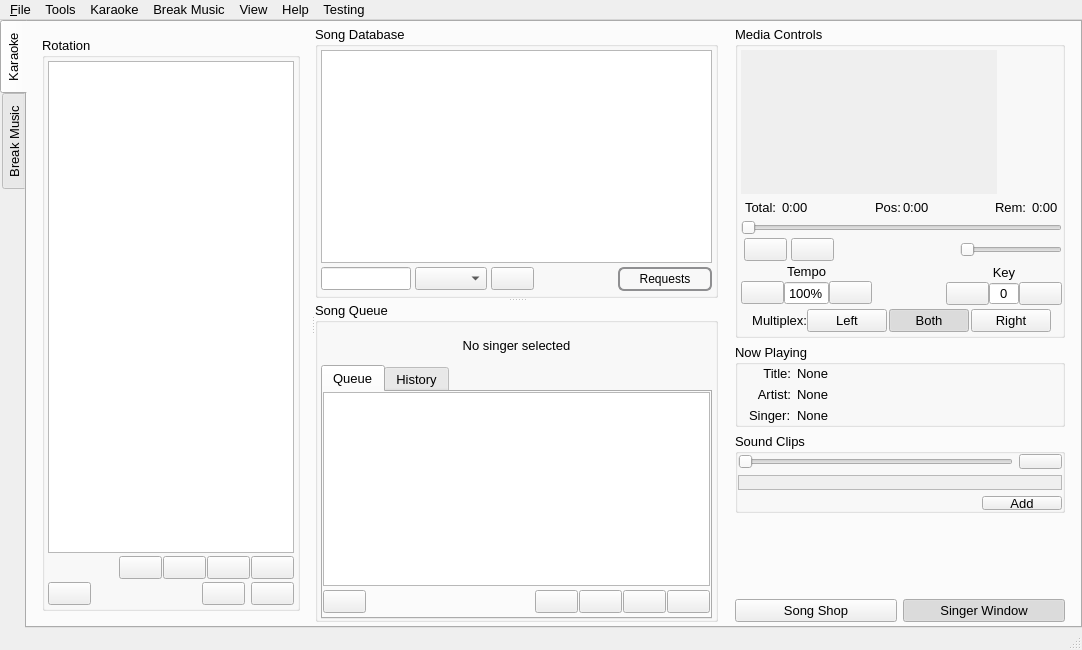
Above: src/mainwindow.ui from OpenKJ/OpenKJ before the change. Below: the same form after it.
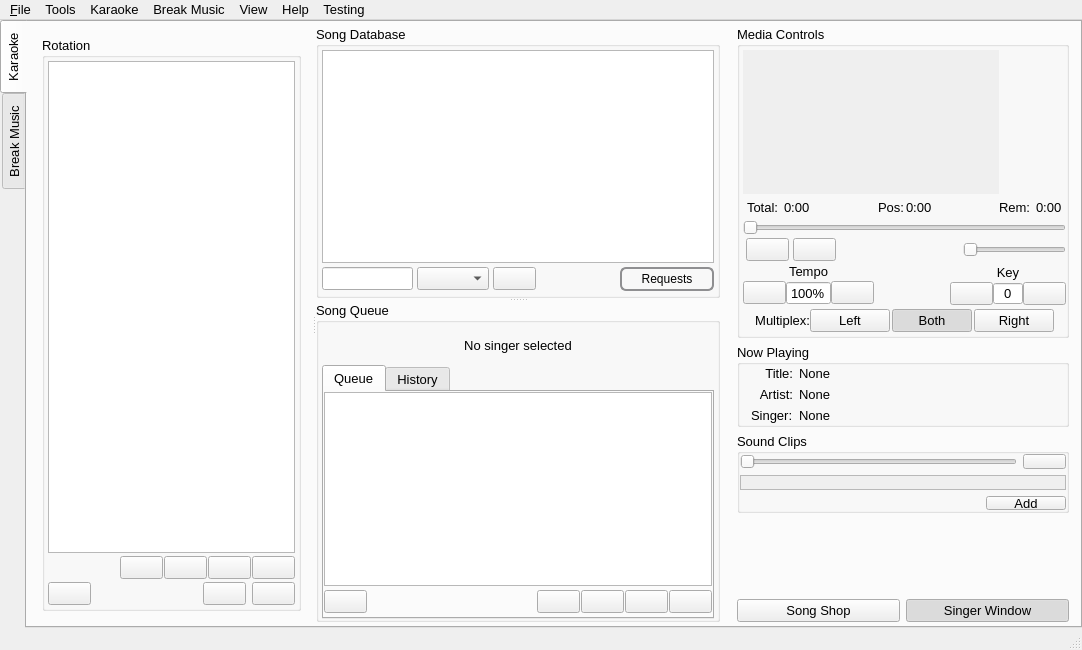
That is the form after the change. The open tabs and pages were chosen to show the change. Icons and pictures are not drawn. Custom widgets are drawn as their Qt base class.

Commit message: UI tweaks & add missing tooltips in MainWindow

The edit to the form file:
```diff
--- a/src/mainwindow.ui
+++ b/src/mainwindow.ui
@@ -65,7 +65,7 @@
          <number>4</number>
         </property>
         <property name="rightMargin">
-         <number>4</number>
+         <number>0</number>
         </property>
         <property name="bottomMargin">
          <number>4</number>
@@ -777,6 +777,9 @@
                          <attribute name="horizontalHeaderCascadingSectionResizes">
                           <bool>true</bool>
                          </attribute>
+                         <attribute name="horizontalHeaderMinimumSectionSize">
+                          <number>6</number>
+                         </attribute>
                          <attribute name="horizontalHeaderHighlightSections">
                           <bool>true</bool>
                          </attribute>
@@ -2137,7 +2140,7 @@
                     <rect>
                      <x>0</x>
                      <y>0</y>
-                     <width>299</width>
+                     <width>301</width>
                      <height>16</height>
                     </rect>
                    </property>
```
Left out of the diff: 86 changed lines with no effect on the pictures.
